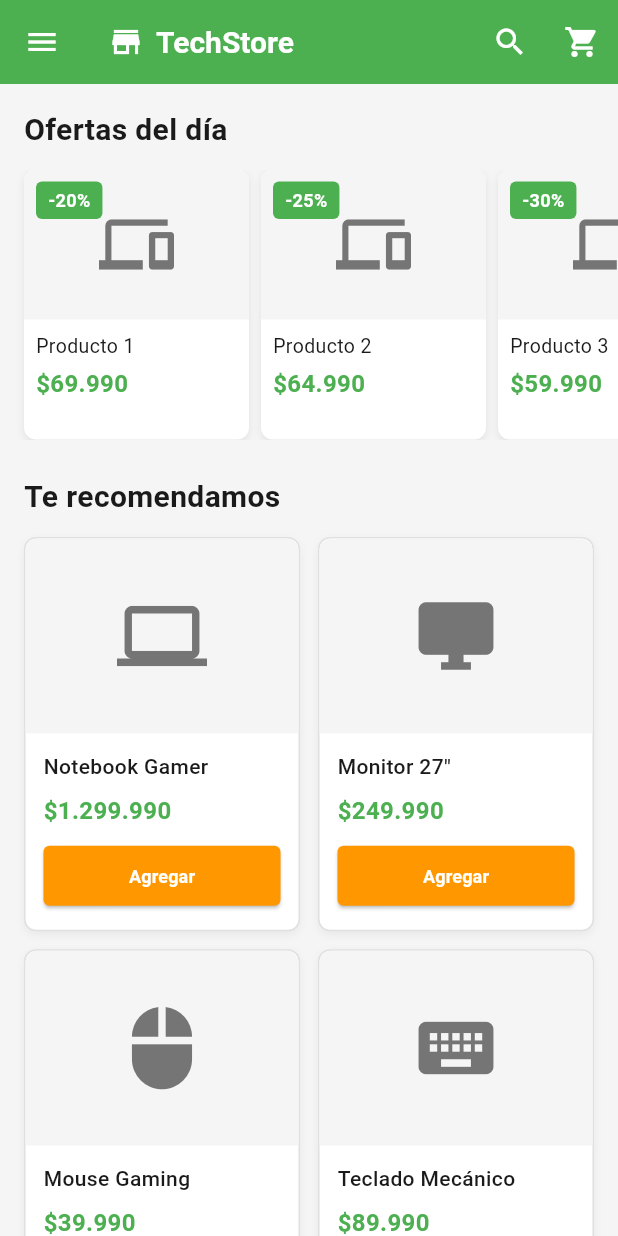
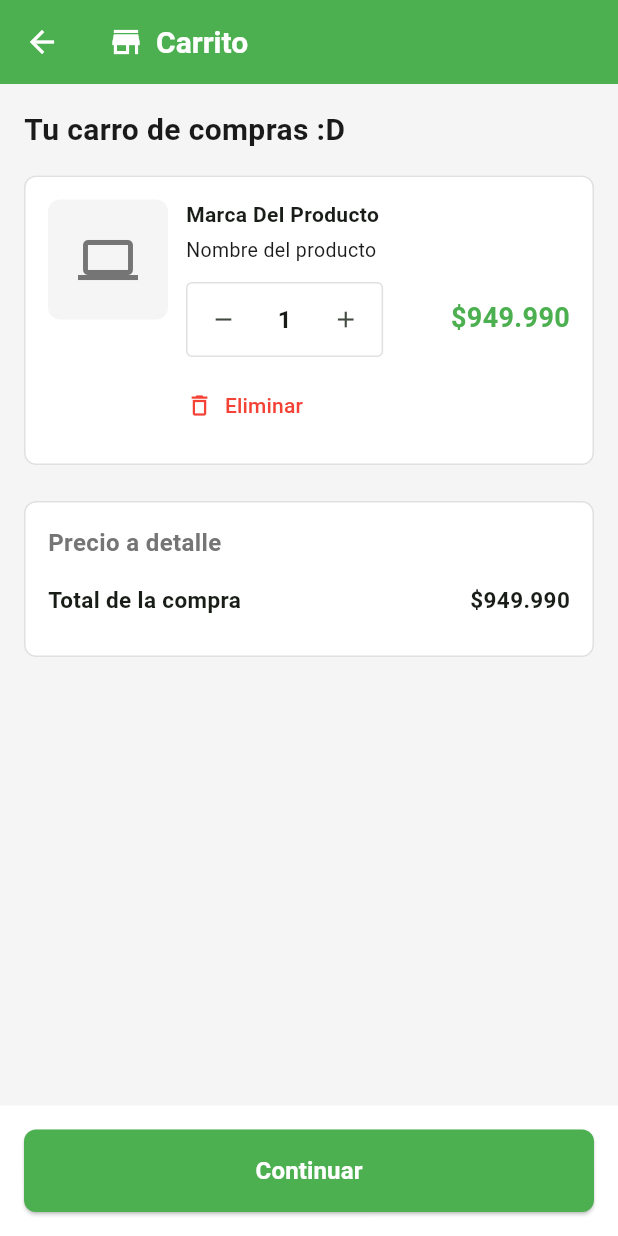
Before and after one commit to GabrielMolinaUsm135/PROYECTO-MOVIL-FRONTEND, a Flutter app: the HomePage screen opened by its route, after a tap on the "shopping cart" icon, on a phone screen of 412 x 824 dp. Run offline on Flutter 3.47's test engine with Material 3 defaults, Android fonts, the phone set to English and light mode, and no system bars.

Commit message:
Vista carrito
Con diseño y eso

```diff
--- /dev/null
+++ b/flutter_application_1/lib/vistas/Carrito/carritoView.dart
@@ -0,0 +1,287 @@
+import 'package:flutter/material.dart';
+import 'package:flutter_application_1/constants/app_colors.dart';
+import 'package:flutter_application_1/vistas/HomePage.dart';
+
+class CarritoView extends StatelessWidget {
+  const CarritoView({super.key});
+
+  @override
+  Widget build(BuildContext context) {
+    return Scaffold(
+      backgroundColor: backgroundColor,
+      appBar: AppBar(
+        backgroundColor: primaryColor,
+        elevation: 0,
+        leading: IconButton(
+          icon: const Icon(Icons.arrow_back, color: Colors.white),
+          onPressed: () {
+            Navigator.push(
+                context,
+                MaterialPageRoute(builder: (context) => const HomePage()),
+            );
+          },
+        ),
+        title: const Row(
+          children: [
+            Icon(Icons.store, color: Colors.white),
+            SizedBox(width: 8),
+            Text(
+              'Carrito',
+              style: TextStyle(
+                color: Colors.white,
+                fontWeight: FontWeight.bold,
+                fontSize: 20,
+              ),
+            ),
+          ],
+        ),
+      ),
+      body: Column(
+        children: [
+          Expanded(
+            child: SingleChildScrollView(
+              child: Column(
+                crossAxisAlignment: CrossAxisAlignment.start,
+                children: [
+                  const SizedBox(height: 16),
+                  Padding(
+                    padding: const EdgeInsets.symmetric(horizontal: 16),
+                    child: Text(
+                      'Tu carro de compras :D',
+                      style: TextStyle(
+                        fontSize: 20,
+                        fontWeight: FontWeight.bold,
+                        color: textColor,
+                      ),
+                    ),
+                  ),
+                  const SizedBox(height: 16),
+                  Card(
+                    margin: const EdgeInsets.symmetric(horizontal: 16),
+                    color: Colors.white,
+                    elevation: 0,
+                    shape: RoundedRectangleBorder(
+                      borderRadius: BorderRadius.circular(8),
+                      side: BorderSide(color: borderColor),
+                    ),
+                    child: Padding(
+                      padding: const EdgeInsets.all(16),
+                      child: Row(
+                      crossAxisAlignment: CrossAxisAlignment.start,
+                      children: [
+                        Container(
+                          width: 80,
+                          height: 80,
+                          decoration: BoxDecoration(
+                            color: backgroundColor,
+                            borderRadius: BorderRadius.circular(8),
+                          ),
+                          child: Icon(
+                            Icons.laptop,
+                            size: 40,
+                            color: textSecondary,
+                          ),
+                        ),
+                        const SizedBox(width: 12),
+                        Expanded(
+                          child: Column(
+                            crossAxisAlignment: CrossAxisAlignment.start,
+                            children: [
+                              Row(
+                                mainAxisAlignment: MainAxisAlignment.spaceBetween,
+                                children: [
+                                  const Text(
+                                    'Marca Del Producto',
+                                    style: TextStyle(
+                                      fontWeight: FontWeight.bold,
+                                      fontSize: 14,
+                                    ),
+                                  ),
+                                ],
+                              ),
+                              const SizedBox(height: 4),
+                              Text(
+                                'Nombre del producto',
+                                style: TextStyle(
+                                  fontSize: 13,
+                                  color: textColor,
+                                ),
+                              ),
+                              const SizedBox(height: 12),
+                              Row(
+                                children: [
+                                  Container(
+                                    decoration: BoxDecoration(
+                                      border: Border.all(color: borderColor),
+                                      borderRadius: BorderRadius.circular(4),
+                                    ),
+                                    child: Row(
+                                      children: [
+                                        IconButton(
+                                          icon: const Icon(Icons.remove, size: 18),
+                                          onPressed: () {
+                                            // Disminuir unidad del producto xd
+                                          },
+                                          padding: const EdgeInsets.all(4),
+                                          constraints: const BoxConstraints(),
+                                        ),
+                                        const Padding(
+                                          padding: EdgeInsets.symmetric(horizontal: 12),
+                                          child: Text(
+                                            '1',
+                                            style: TextStyle(
+                                              fontSize: 16,
+                                              fontWeight: FontWeight.w600,
+                                            ),
+                                          ),
+                                        ),
+                                        IconButton(
+                                          icon: const Icon(Icons.add, size: 18),
+                                          onPressed: () {
+                                            // Aumentar unidad del producto xd
+                                          },
+                                          padding: const EdgeInsets.all(4),
+                                          constraints: const BoxConstraints(),
+                                        ),
+                                      ],
+                                    ),
+                                  ),
+                                  const Spacer(),
+                                  Column(
+                                    crossAxisAlignment: CrossAxisAlignment.end,
+                                    children: [
+                                      Text(
+                                        '\$949.990',
+                                        style: TextStyle(
+                                          fontSize: 18,
+                                          fontWeight: FontWeight.bold,
+                                          color: primaryColor,
+                                        ),
+                                      ),
+                                      const SizedBox(height: 2),
+                                    ],
+                                  ),
+                                ],
+                              ),
+                              const SizedBox(height: 8),
+                              TextButton.icon(
+                                onPressed: () {
+                                  //Eliminar del carrito
+                                },
+                                icon: const Icon(Icons.delete_outline, size: 18),
+                                label: const Text('Eliminar'),
+                                style: TextButton.styleFrom(
+                                  foregroundColor: Colors.red,
+                                  padding: EdgeInsets.zero,
+                                ),
+                              ),
+                            ],
+                          ),
+                        ),
+                      ],
+                    ),
+                  ),
+                  ),
+                  const SizedBox(height: 24),
+                  Card(
+                    margin: const EdgeInsets.symmetric(horizontal: 16),
+                    color: Colors.white,
+                    elevation: 0,
+                    shape: RoundedRectangleBorder(
+                      borderRadius: BorderRadius.circular(8),
+                      side: BorderSide(color: borderColor),
+                    ),
+                    child: Padding(
+                      padding: const EdgeInsets.all(16),
+                      child: Column(
+                      crossAxisAlignment: CrossAxisAlignment.start,
+                      children: [
+                        Text(
+                          'Precio a detalle',
+                          style: TextStyle(
+                            fontSize: 16,
+                            fontWeight: FontWeight.w600,
+                            color: textSecondary,
+                          ),
+                        ),
+                        const SizedBox(height: 16),
+                        Row(
+                          mainAxisAlignment: MainAxisAlignment.spaceBetween,
+                          children: [
+                            Row(
+                              children: [
+                                const Text(
+                                  'Total de la compra',
+                                  style: TextStyle(
+                                    fontSize: 15,
+                                    fontWeight: FontWeight.w600,
+                                  ),
+                                ),
+                                const SizedBox(width: 4),
+                              ],
+                            ),
+                            const Text(
+                              '\$949.990',
+                              style: TextStyle(
+                                fontSize: 15,
+                                fontWeight: FontWeight.bold,
+                              ),
+                            ),
+                          ],
+                        ),
+                        const SizedBox(height: 12),
+                      ],
+                    ),
+                  ),
+                  ),
+                  const SizedBox(height: 16),
+                  Card(
+                    margin: const EdgeInsets.symmetric(horizontal: 16),
+                    color: backgroundColor,
+                    elevation: 0,
+                    shape: RoundedRectangleBorder(
+                      borderRadius: BorderRadius.circular(8),
+                    ),
+                    child: const Padding(
+                      padding: EdgeInsets.all(12),
+                      child: SizedBox.shrink(),
+                    ),
+                  ),
+                ],
+              ),
+            ),
+          ),
+          Container(
+            padding: const EdgeInsets.all(16),
+            decoration: BoxDecoration(
+              color: Colors.white,
+            ),
+            child: SizedBox(
+              width: double.infinity,
+              child: ElevatedButton(
+                onPressed: () {
+                  //boton para continuar la compra xd
+                },
+                style: ElevatedButton.styleFrom(
+                  backgroundColor: primaryColor,
+                  foregroundColor: Colors.white,
+                  padding: const EdgeInsets.symmetric(vertical: 16),
+                  shape: RoundedRectangleBorder(
+                    borderRadius: BorderRadius.circular(8),
+                  ),
+                ),
+                child: const Text(
+                  'Continuar',
+                  style: TextStyle(
+                    fontSize: 16,
+                    fontWeight: FontWeight.bold,
+                  ),
+                ),
+              ),
+            ),
+          ),
+        ],
+      ),
+    );
+  }
+}
--- a/flutter_application_1/lib/vistas/HomePage.dart
+++ b/flutter_application_1/lib/vistas/HomePage.dart
@@ -1,5 +1,6 @@
 import 'package:flutter/material.dart';
 import 'package:flutter_application_1/constants/app_colors.dart';
+import 'package:flutter_application_1/vistas/Carrito/carritoView.dart';
 import 'package:flutter_application_1/vistas/vertical.dart';
 
 class HomePage extends StatelessWidget {
@@ -25,7 +26,6 @@ class HomePage extends StatelessWidget {
                 transitionDuration: const Duration(milliseconds: 300),
                 pageBuilder: (context, anim1, anim2) {
                   return Align(
-                    // Mostrar desde la izquierda hacia la derecha
                     alignment: Alignment.centerLeft,
                     child: Material(
                       color: Colors.transparent,
@@ -98,7 +98,12 @@ class HomePage extends StatelessWidget {
           ),
           IconButton(
             icon: const Icon(Icons.shopping_cart, color: Colors.white),
-            onPressed: () {},
+            onPressed: () {
+              Navigator.push(
+                context,
+                MaterialPageRoute(builder: (context) => const CarritoView()),
+              );
+            },
           ),
         ],
       ),
--- a/flutter_application_1/lib/vistas/Login/CrearCuenta.dart
+++ b/flutter_application_1/lib/vistas/Login/CrearCuenta.dart
@@ -10,17 +10,10 @@ class CrearCuenta extends StatefulWidget {
 }
 
 class _CrearCuentaState extends State<CrearCuenta> {
-  final _formKey = GlobalKey<FormState>();
   final TextEditingController _emailController = TextEditingController();
   final TextEditingController _passwordController = TextEditingController();
-  String? _error;
 
   @override
-  void dispose() {
-    _emailController.dispose();
-    _passwordController.dispose();
-    super.dispose();
-  }
 
   @override
   Widget build(BuildContext context) {
@@ -59,7 +52,6 @@ class _CrearCuentaState extends State<CrearCuenta> {
                     ),
                     const SizedBox(height: 18),
                     Form(
-                      key: _formKey,
                       child: Column(
                         children: [
                           TextFormField(
```
